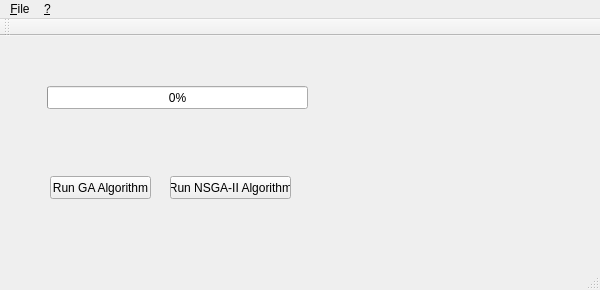
Old version of the form GUIGeneticAlgorithms/gui/mainwindow.ui in the repository KeRNeLith/Single-Multi-Objective-Genetic-Algorithm.
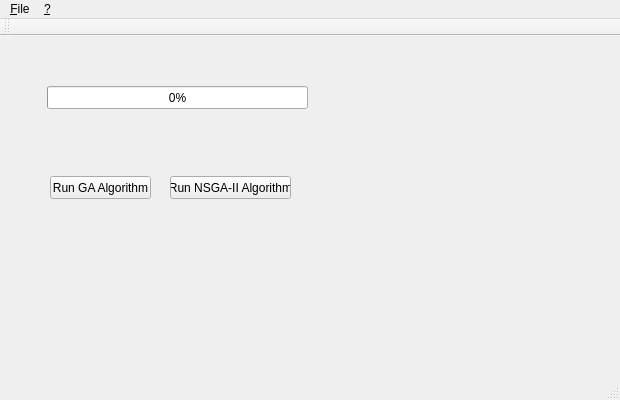
New version of the form.

Diff of the .ui file:
```diff
--- a/GUIGeneticAlgorithms/gui/mainwindow.ui
+++ b/GUIGeneticAlgorithms/gui/mainwindow.ui
@@ -6,14 +6,14 @@
    <rect>
     <x>0</x>
     <y>0</y>
-    <width>600</width>
-    <height>290</height>
+    <width>620</width>
+    <height>400</height>
    </rect>
   </property>
   <property name="minimumSize">
    <size>
-    <width>600</width>
-    <height>290</height>
+    <width>620</width>
+    <height>400</height>
    </size>
   </property>
   <property name="windowTitle">
@@ -65,7 +65,7 @@
     <rect>
      <x>0</x>
      <y>0</y>
-     <width>600</width>
+     <width>620</width>
      <height>21</height>
     </rect>
    </property>
```
